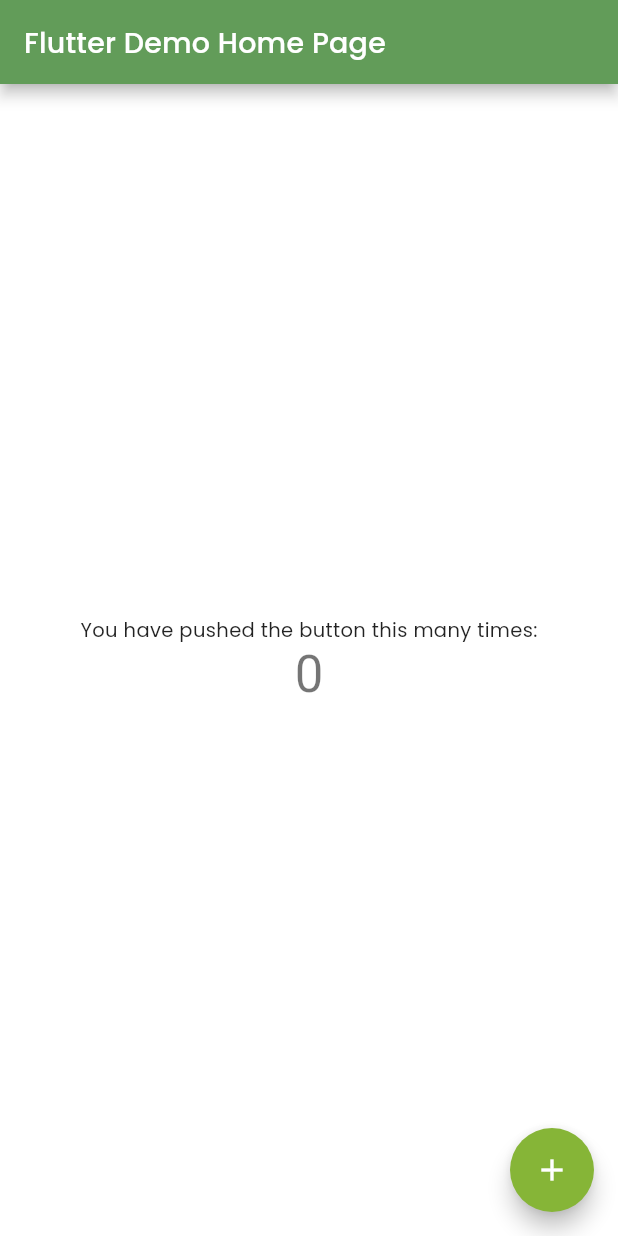
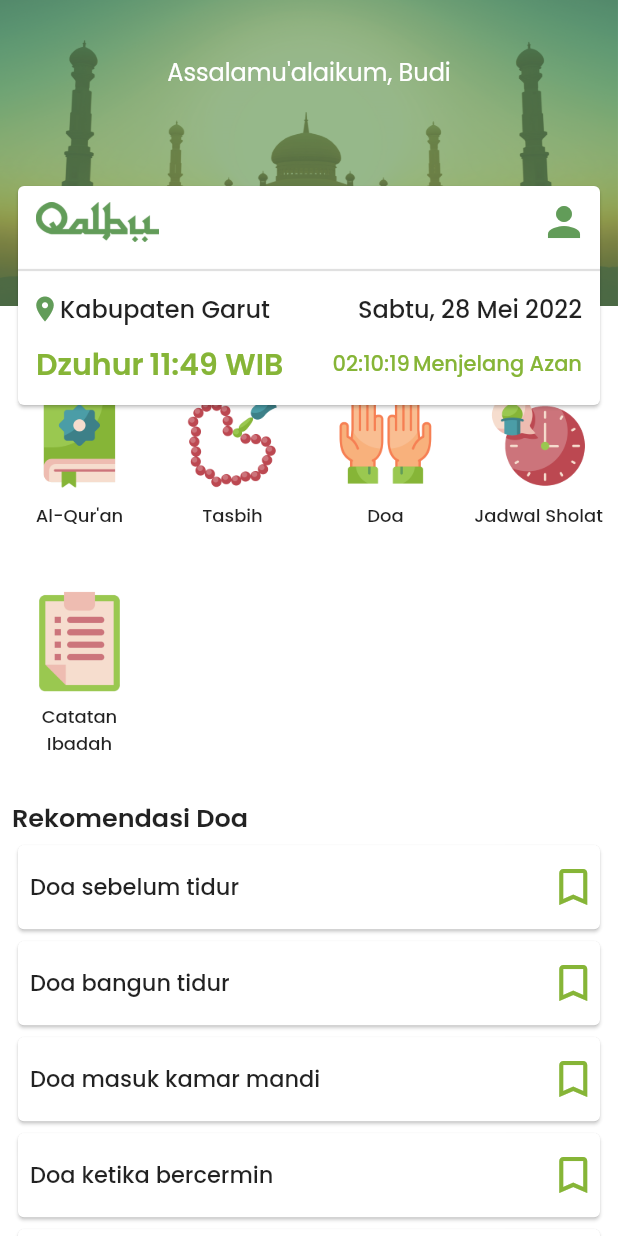
Before and after one commit to CPSG-26/qalbu, a Flutter app: the screen it shows after launch, on a phone screen of 412 x 824 dp. Run offline on Flutter 3.47's test engine with Material 2 defaults, Android fonts, the phone set to English and light mode, and no system bars; our stand-ins replace equatable, google_fonts.

Commit message:
update home page

```diff
--- a/lib/common/colors.dart
+++ b/lib/common/colors.dart
@@ -4,7 +4,8 @@ const Color kPrimary = Color(0xFF629C59);
 const Color kSecondary = Color(0xFF86B537);
 const Color kTertiary = Color(0xFF9AC850);
 const Color kTextColor = Color(0xFF1D232E);
-const Color kSecondaryTextColor = Color(0xFF6E775F);
+const Color kSecondaryTextColor = Color(0xFF629C59);
+const Color kTertiaryTextColor = Colors.white;
 
 const kColorScheme = ColorScheme(
     brightness: Brightness.light,
--- a/lib/main.dart
+++ b/lib/main.dart
@@ -1,6 +1,5 @@
 import 'package:flutter/material.dart';
 import 'package:qalbu/common/colors.dart';
-import 'package:qalbu/common/text_styles.dart';
 import 'package:qalbu/common/utils.dart';
 import 'package:qalbu/presentation/pages/home_page.dart';
 
@@ -9,25 +8,25 @@ void main() {
 }
 
 class MyApp extends StatelessWidget {
+  static const String title = 'Qalbu';
   const MyApp({Key? key}) : super(key: key);
 
   // This widget is the root of your application.
   @override
   Widget build(BuildContext context) {
     return MaterialApp(
-      title: 'Flutter Demo',
+      title: title,
       theme: ThemeData(
-          colorScheme: kColorScheme,
-          primaryColor: kPrimary,
-          textTheme: kTextTheme,
-          scaffoldBackgroundColor: Colors.white
+        colorScheme: kColorScheme,
+        primaryColor: kPrimary,
+        scaffoldBackgroundColor: Colors.white,
       ),
-      home: const MyHomePage(title: 'Flutter Demo Home Page'),
+      home: const HomePage(),
       navigatorObservers: [routeObserver],
       onGenerateRoute: (RouteSettings settings) {
         switch (settings.name) {
-          case MyHomePage.routeName:
-            return MaterialPageRoute(builder: (_) => const MyHomePage(title: 'Flutter Demo Home Page'));
+          case HomePage.routeName:
+            return MaterialPageRoute(builder: (_) => const HomePage());
           default:
             return MaterialPageRoute(
               builder: (_) {
--- /dev/null
+++ b/lib/model/doa_data.dart
@@ -0,0 +1,55 @@
+class Doa {
+  String title;
+
+  Doa({
+    required this.title,
+  });
+}
+
+var doaData = [
+  Doa(
+      title: 'Doa sebelum tidur'
+  ),
+  Doa(
+      title: 'Doa bangun tidur'
+  ),
+  Doa(
+      title: 'Doa masuk kamar mandi'
+  ),
+  Doa(
+      title: 'Doa ketika bercermin'
+  ),
+  Doa(
+      title: 'Doa keluar rumah'
+  ),
+  Doa(
+      title: 'Doa masuk rumah'
+  ),
+  Doa(
+      title: 'Doa memohon ilmu yang bermanfaat'
+  ),
+  Doa(
+      title: 'Doa sebelum belajar'
+  ),
+  Doa(
+      title: 'Doa sesudah belajar'
+  ),
+  Doa(
+      title: 'Doa sebelum wudhu'
+  ),
+  Doa(
+      title: 'Doa setelah wudhu'
+  ),
+  Doa(
+      title: 'Doa sebelum membaca al-qur\'an'
+  ),
+  Doa(
+      title: 'Doa setelah membaca al-qur\'an'
+  ),
+  Doa(
+      title: 'Doa sebelum mandi'
+  ),
+  Doa(
+      title: 'Doa hendak berpergian'
+  ),
+];
--- /dev/null
+++ b/lib/model/menu_data.dart
@@ -0,0 +1,39 @@
+class Menu {
+  String id;
+  String title;
+  String image;
+
+  Menu({
+    required this.id,
+    required this.title,
+    required this.image,
+  });
+}
+
+var menuData = [
+  Menu(
+      id: '1',
+      title: 'Al-Qur\'an',
+      image: 'assets/icons/al-quran.png'
+  ),
+  Menu(
+      id: '2',
+      title: 'Tasbih',
+      image: 'assets/icons/tasbih.png'
+  ),
+  Menu(
+      id: '3',
+      title: 'Doa',
+      image: 'assets/icons/doa.png'
+  ),
+  Menu(
+      id: '4',
+      title: 'Jadwal Sholat',
+      image: 'assets/icons/jadwal-sholat.png'
+  ),
+  Menu(
+      id: '5',
+      title: 'Catatan Ibadah',
+      image: 'assets/icons/catatan-ibadah.png'
+  ),
+];
--- a/lib/presentation/pages/home_page.dart
+++ b/lib/presentation/pages/home_page.dart
@@ -1,49 +1,52 @@
 import 'package:flutter/material.dart';
+import 'package:google_fonts/google_fonts.dart';
+import 'package:qalbu/widget/custom_sliver_app_bar.dart';
+import 'package:qalbu/widget/doa_widget.dart';
+import 'package:qalbu/widget/menu_widget.dart';
 
-class MyHomePage extends StatefulWidget {
-  const MyHomePage({Key? key, required this.title}) : super(key: key);
+class HomePage extends StatelessWidget {
+  static const routeName = '/home_page';
 
-  static const routeName = '/';
-  final String title;
-
-  @override
-  State<MyHomePage> createState() => _MyHomePageState();
-}
-
-class _MyHomePageState extends State<MyHomePage> {
-  int _counter = 0;
-
-  void _incrementCounter() {
-    setState(() {
-      _counter++;
-    });
-  }
+  const HomePage({Key? key}) : super(key: key);
 
   @override
   Widget build(BuildContext context) {
     return Scaffold(
-      appBar: AppBar(
-        title: Text(widget.title),
+      body: CustomScrollView(
+        slivers: [
+          const SliverPersistentHeader(
+            delegate: CustomSliverAppBarDelegate(
+              expandedHeight: 204
+            ),
+            pinned: true,
+          ),
+          buildSliver(context)
+        ],
       ),
-      body: Center(
+    );
+  }
+
+  Widget buildSliver(BuildContext context) {
+    return SliverToBoxAdapter(
+      child: Padding(
+        padding: const EdgeInsets.only(top: 56, right: 8, bottom: 8, left: 8),
         child: Column(
-          mainAxisAlignment: MainAxisAlignment.center,
+          crossAxisAlignment: CrossAxisAlignment.start,
           children: <Widget>[
-            const Text(
-              'You have pushed the button this many times:',
+            const MenuWidget(),
+            const SizedBox(height: 4),
+            Text(
+              'Rekomendasi Doa',
+              style: GoogleFonts.poppins(
+                fontSize: 17,
+                fontWeight: FontWeight.w600
+              ),
             ),
-            Text(
-              '$_counter',
-              style: Theme.of(context).textTheme.headline4,
-            ),
+            const SizedBox(height: 2),
+            const DoaWidget()
           ],
         ),
       ),
-      floatingActionButton: FloatingActionButton(
-        onPressed: _incrementCounter,
-        tooltip: 'Increment',
-        child: const Icon(Icons.add),
-      ), // This trailing comma makes auto-formatting nicer for build methods.
     );
   }
 }
--- /dev/null
+++ b/lib/widget/doa_widget.dart
@@ -0,0 +1,83 @@
+import 'package:flutter/material.dart';
+import 'package:google_fonts/google_fonts.dart';
+import 'package:qalbu/common/colors.dart';
+import 'package:qalbu/model/doa_data.dart';
+
+class DoaWidget extends StatelessWidget {
+  const DoaWidget({Key? key}) : super(key: key);
+
+  @override
+  Widget build(BuildContext context) {
+    return MediaQuery.removePadding(
+      context: context,
+      removeTop: true,
+      child: ListView.builder(
+        primary: false,
+        shrinkWrap: true,
+        itemBuilder: (context, index) {
+          final Doa doa = doaData[index];
+          return InkWell(
+            onTap: () {},
+            child: Card(
+              child: Padding(
+                padding: const EdgeInsets.only(top: 4, right: 8, bottom: 4, left: 8),
+                child: Row(
+                  crossAxisAlignment: CrossAxisAlignment.center,
+                  children: <Widget>[
+                    Expanded(
+                      flex: 10,
+                      child: Column(
+                        crossAxisAlignment: CrossAxisAlignment.start,
+                        children: <Widget>[
+                          Text(
+                            doa.title,
+                            style: GoogleFonts.poppins(
+                              fontSize: 15,
+                              fontWeight: FontWeight.w500
+                            ),
+                          ),
+                        ],
+                      ),
+                    ),
+                    const Expanded(
+                      flex: 1,
+                      child: FavoriteButton()
+                    ),
+                  ],
+                ),
+              ),
+            ),
+          );
+        },
+        itemCount: doaData.length,
+      ),
+    );
+  }
+}
+
+class FavoriteButton extends StatefulWidget {
+  const FavoriteButton({Key? key}) : super(key: key);
+
+  @override
+  _FavoriteButtonState createState() => _FavoriteButtonState();
+}
+
+class _FavoriteButtonState extends State<FavoriteButton> {
+  bool isFavorite = false;
+
+  @override
+  Widget build(BuildContext context) {
+    return IconButton(
+      icon: Icon(
+        isFavorite ? Icons.bookmark : Icons.bookmark_border,
+        color: kSecondary,
+        size: 32.0,
+      ),
+      onPressed: () {
+        setState(() {
+          isFavorite = !isFavorite;
+        });
+      },
+    );
+  }
+}
--- /dev/null
+++ b/lib/widget/menu_widget.dart
@@ -0,0 +1,53 @@
+import 'package:flutter/material.dart';
+import 'package:google_fonts/google_fonts.dart';
+import 'package:qalbu/model/menu_data.dart';
+
+class MenuWidget extends StatelessWidget {
+  const MenuWidget({Key? key}) : super(key: key);
+
+  @override
+  Widget build(BuildContext context) {
+    var size = MediaQuery.of(context).size;
+
+    final double itemHeight = (size.height - kToolbarHeight) / 2.5;
+    final double itemWidth = size.width / 2;
+
+    return GridView.count(
+      primary: false,
+      shrinkWrap: true,
+      crossAxisCount: 4,
+      crossAxisSpacing: 12,
+      childAspectRatio: (itemWidth / itemHeight),
+      children: menuData.map((menu) {
+        return InkWell(
+          onTap: () {},
+          child: SizedBox(
+            child: Column(
+              children: <Widget>[
+                Expanded(
+                  child: Image.asset(
+                    menu.image,
+                    fit: BoxFit.cover,
+                  ),
+                ),
+                Expanded(
+                  child: Padding(
+                    padding: const EdgeInsets.only(top: 8),
+                    child: Text(
+                      menu.title,
+                      style: GoogleFonts.poppins(
+                        fontSize: 12,
+                        fontWeight: FontWeight.w500,
+                      ),
+                      textAlign: TextAlign.center,
+                    ),
+                  ),
+                ),
+              ],
+            ),
+          ),
+        );
+      }).toList(),
+    );
+  }
+}
--- a/pubspec.yaml
+++ b/pubspec.yaml
@@ -22,7 +22,6 @@ dev_dependencies:
   flutter_test:
     sdk: flutter
 
-
   flutter_lints: ^2.0.1
 
 flutter:
```
Also changed, not shown: lib/widget/custom_sliver_app_bar.dart (added, +222 -0 lines).
